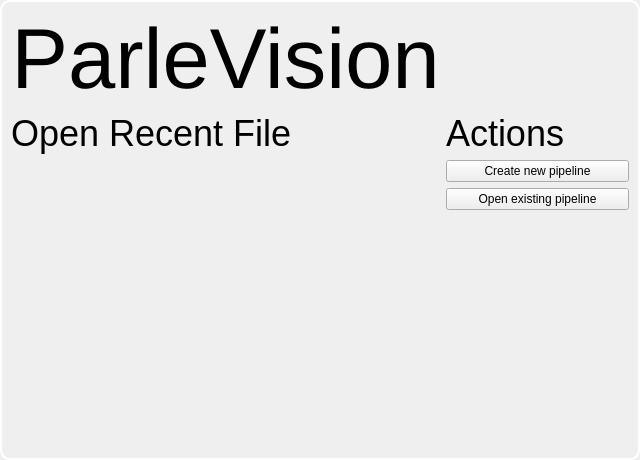
Qt form resources/welcome.ui (utwente/parlevision) before a commit.
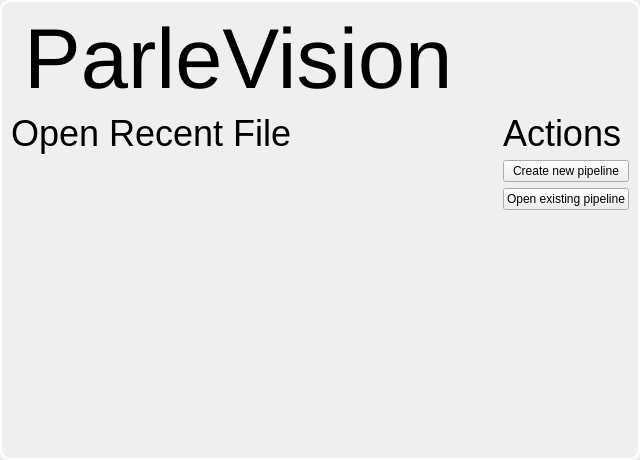
The same form after that commit. Icons and pictures are not drawn.

Commit message: Added about dialog and improved layout of welcome screen

What changed in the file:
```diff
--- a/resources/welcome.ui
+++ b/resources/welcome.ui
@@ -18,7 +18,7 @@
   </property>
   <property name="minimumSize">
    <size>
-    <width>186</width>
+    <width>176</width>
     <height>460</height>
    </size>
   </property>
@@ -71,11 +71,29 @@
 	color: blue;
 }</string>
   </property>
-  <layout class="QGridLayout" name="gridLayout_2">
-   <item row="1" column="0">
+  <layout class="QVBoxLayout" name="verticalLayout_3">
+   <item>
+    <layout class="QHBoxLayout" name="horizontalLayout_2">
+     <item>
+      <widget class="QLabel" name="label">
+       <property name="sizePolicy">
+        <sizepolicy hsizetype="Minimum" vsizetype="Minimum">
+         <horstretch>0</horstretch>
+         <verstretch>0</verstretch>
+        </sizepolicy>
+       </property>
+       <property name="text">
+        <string/>
+       </property>
+       <property name="pixmap">
+        <pixmap resource="images.qrc">:/images/logo_small.png</pixmap>
+       </property>
+      </widget>
+     </item>
+     <item>
     <widget class="QLabel" name="title">
      <property name="sizePolicy">
-      <sizepolicy hsizetype="Preferred" vsizetype="Maximum">
+        <sizepolicy hsizetype="Expanding" vsizetype="Minimum">
        <horstretch>0</horstretch>
        <verstretch>0</verstretch>
       </sizepolicy>
@@ -85,76 +103,44 @@
        <pointsize>64</pointsize>
       </font>
      </property>
+       <property name="autoFillBackground">
+        <bool>false</bool>
+       </property>
      <property name="text">
       <string>ParleVision</string>
      </property>
+       <property name="textFormat">
+        <enum>Qt::AutoText</enum>
+       </property>
      <property name="alignment">
-      <set>Qt::AlignHCenter|Qt::AlignTop</set>
-     </property>
-    </widget>
-   </item>
-   <item row="4" column="1">
-    <layout class="QVBoxLayout" name="actionsColumn">
-     <item>
-      <widget class="QPushButton" name="newButton">
-       <property name="text">
-        <string>Create new pipeline</string>
-       </property>
-      </widget>
-     </item>
-     <item>
-      <widget class="QPushButton" name="openButton">
-       <property name="text">
-        <string>Open existing pipeline</string>
-       </property>
-      </widget>
-     </item>
-     <item>
-      <spacer name="verticalSpacer">
-       <property name="orientation">
-        <enum>Qt::Vertical</enum>
-       </property>
-       <property name="sizeHint" stdset="0">
-        <size>
-         <width>20</width>
-         <height>40</height>
-        </size>
-       </property>
-      </spacer>
+        <set>Qt::AlignLeading|Qt::AlignLeft|Qt::AlignVCenter</set>
+       </property>
+      </widget>
      </item>
     </layout>
    </item>
-   <item row="2" column="1">
-    <widget class="QLabel" name="rightHeader">
-     <property name="sizePolicy">
-      <sizepolicy hsizetype="Preferred" vsizetype="Maximum">
-       <horstretch>0</horstretch>
-       <verstretch>0</verstretch>
-      </sizepolicy>
-     </property>
-     <property name="text">
-      <string>Actions</string>
-     </property>
-     <property name="alignment">
-      <set>Qt::AlignLeading|Qt::AlignLeft|Qt::AlignTop</set>
-     </property>
-    </widget>
-   </item>
-   <item row="2" column="0">
+   <item>
+    <layout class="QHBoxLayout" name="horizontalLayout">
+     <item>
+      <layout class="QVBoxLayout" name="verticalLayout_2">
+       <item>
     <widget class="QLabel" name="leftHeader">
      <property name="text">
       <string>Open Recent File</string>
      </property>
     </widget>
    </item>
-   <item row="4" column="0">
+       <item>
     <widget class="QScrollArea" name="scrollArea">
      <property name="sizePolicy">
-      <sizepolicy hsizetype="Preferred" vsizetype="Expanding">
+          <sizepolicy hsizetype="Expanding" vsizetype="Expanding">
        <horstretch>0</horstretch>
        <verstretch>0</verstretch>
       </sizepolicy>
      </property>
+         <property name="autoFillBackground">
+          <bool>false</bool>
+         </property>
      <property name="frameShape">
       <enum>QFrame::NoFrame</enum>
      </property>
@@ -166,8 +152,8 @@
        <rect>
         <x>0</x>
         <y>0</y>
-        <width>342</width>
-        <height>297</height>
+            <width>482</width>
+            <height>239</height>
        </rect>
       </property>
       <layout class="QVBoxLayout" name="recentFilesColumn"/>
@@ -175,7 +161,64 @@
     </widget>
    </item>
   </layout>
- </widget>
- <resources/>
+     </item>
+     <item>
+      <layout class="QVBoxLayout" name="verticalLayout">
+       <item>
+        <widget class="QLabel" name="rightHeader">
+         <property name="sizePolicy">
+          <sizepolicy hsizetype="Preferred" vsizetype="Maximum">
+           <horstretch>0</horstretch>
+           <verstretch>0</verstretch>
+          </sizepolicy>
+         </property>
+         <property name="text">
+          <string>Actions</string>
+         </property>
+         <property name="alignment">
+          <set>Qt::AlignLeading|Qt::AlignLeft|Qt::AlignTop</set>
+         </property>
+        </widget>
+       </item>
+       <item>
+        <layout class="QVBoxLayout" name="actionsColumn">
+         <item>
+          <widget class="QPushButton" name="newButton">
+           <property name="text">
+            <string>Create new pipeline</string>
+           </property>
+          </widget>
+         </item>
+         <item>
+          <widget class="QPushButton" name="openButton">
+           <property name="text">
+            <string>Open existing pipeline</string>
+           </property>
+          </widget>
+         </item>
+         <item>
+          <spacer name="verticalSpacer">
+           <property name="orientation">
+            <enum>Qt::Vertical</enum>
+           </property>
+           <property name="sizeHint" stdset="0">
+            <size>
+             <width>20</width>
+             <height>40</height>
+            </size>
+           </property>
+          </spacer>
+         </item>
+        </layout>
+       </item>
+      </layout>
+     </item>
+    </layout>
+   </item>
+  </layout>
+ </widget>
+ <resources>
+  <include location="images.qrc"/>
+ </resources>
  <connections/>
 </ui>
```
Lines whose indentation alone changed are shown as unchanged. The commit also changes 11 other files.
